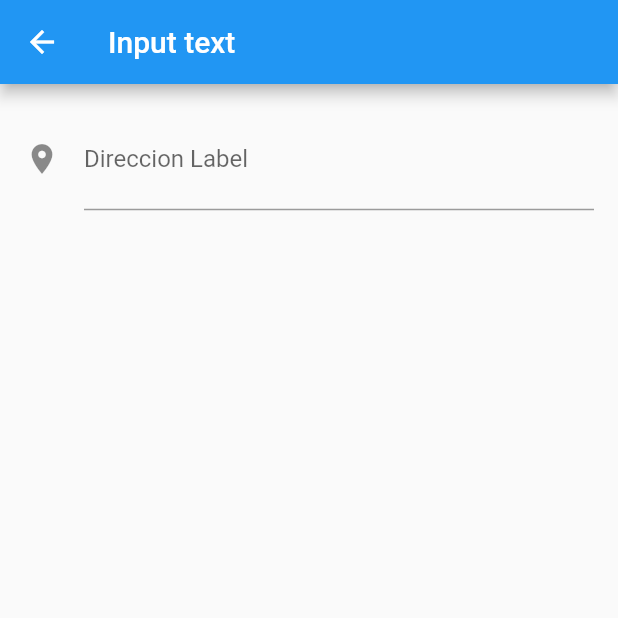
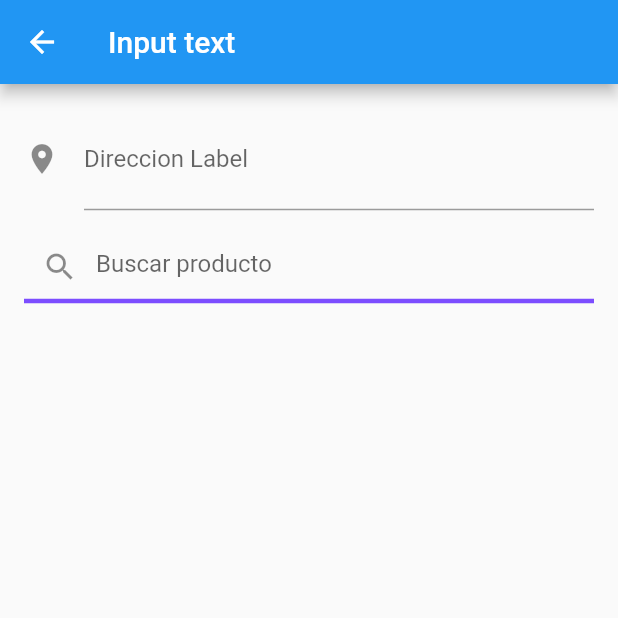
Before and after one commit to stark-ace-1891/tf06p_0016_codigo_components, a Flutter app: the InputPage screen opened directly, on a phone screen of 412 x 824 dp, the top half of it. Run offline on Flutter 3.47's test engine with Material 2 defaults, Android fonts, the phone set to English and light mode, and no system bars; our stand-ins replace google_fonts; network calls fail.

Commit message:
Usando TextField con underline

```diff
--- a/lib/pages/input_page.dart
+++ b/lib/pages/input_page.dart
@@ -38,6 +38,34 @@ class InputPage extends StatelessWidget {
                 ),
               ),
             ),
+            SizedBox(
+              height: 14,
+            ),
+            TextField(
+              decoration: InputDecoration(
+                hintText: "Buscar producto",
+                prefixIcon: Icon(
+                  Icons.search,
+                ),
+                focusedBorder: OutlineInputBorder(
+                  borderRadius: BorderRadius.circular(12),
+                  borderSide: BorderSide(
+                    color: Colors.deepPurpleAccent,
+                    width: 3,
+                  ),
+                ),
+                enabledBorder: UnderlineInputBorder(
+                  // borderRadius: BorderRadius.circular(12),
+                  borderSide: BorderSide(
+                    color: Colors.deepPurpleAccent,
+                    width: 3,
+                  ),
+                ),
+              ),
+              onChanged: (String value) {
+                print(value);
+              },
+            ),
           ],
         ),
       ),
```
